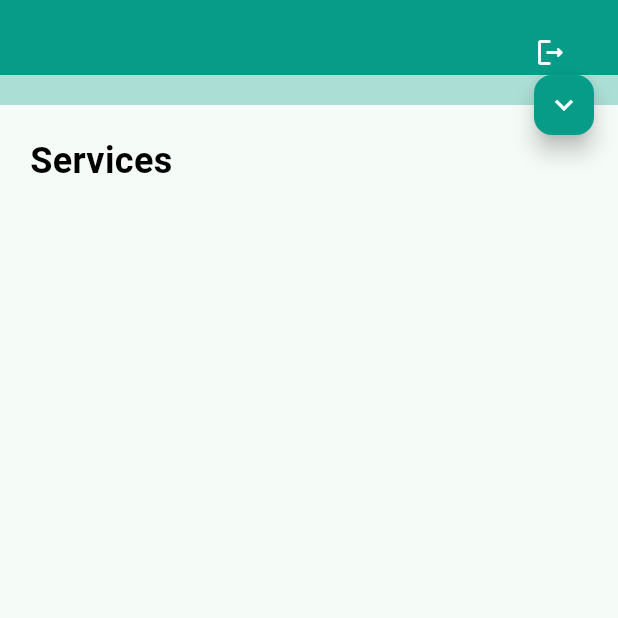
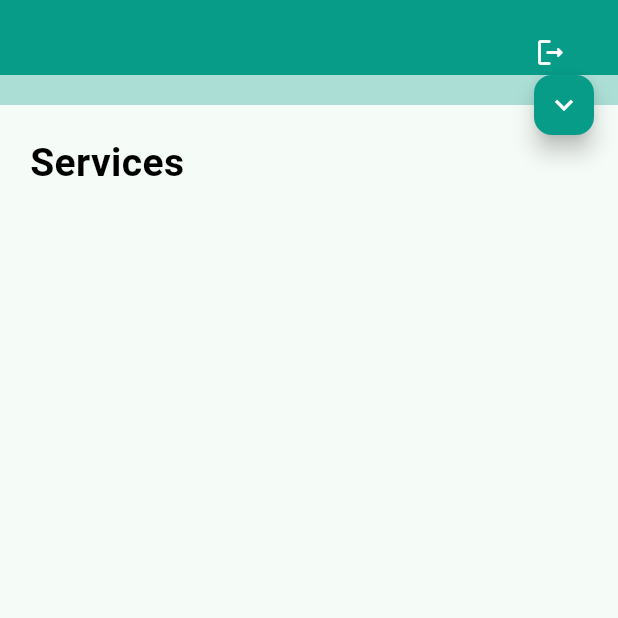
Before and after one commit to shanikaayasmanthi/av_solar_services_mobile, a Flutter app: the SupLayout screen opened by its route, after a tap on the "keyboard arrow up" icon, on a phone screen of 412 x 824 dp, the top half of it. Run offline on Flutter 3.47's test engine with Material 3 defaults, Android fonts, the phone set to English and light mode, and no system bars; our stand-ins replace get, get_storage; accounts and stored records are empty.

Commit message:
koltine version compatability correction,services fetch and show

```diff
--- a/lib/constants/colors.dart
+++ b/lib/constants/colors.dart
@@ -6,6 +6,7 @@ const Color bgGrey = Color(0xFFEFEFEF);
 const Color bgBlue = Color(0xFF3F68FF);
 const Color bgGreen = Color(0xFF069C88);
 const Color bgLightGreen = Color(0x4F069C88);
+const Color bgDarkGrey = Color(0xFFF5F5F5);
 
 //text colors
 const Color textGrey = Color(0xFF757575);
--- a/lib/views/layouts/sup_layout.dart
+++ b/lib/views/layouts/sup_layout.dart
@@ -38,7 +38,7 @@ class _SupLayoutState extends State<SupLayout> {
       final userMap = box.read('user');//user details
       if (userMap != null) {
         user = User.fromJson(userMap);
-        debugPrint(user.name);
+        // debugPrint(user.name);
       }
       // Map<String,String>user = box.read('user');
       // debugPrint(user as String);
@@ -66,12 +66,25 @@ class _SupLayoutState extends State<SupLayout> {
                       ),),
                     //logout button
                     IconButton(
+                      onPressed: () {
+                        Get.snackbar(
+                          "Confirmation",
+                          "Are you sure you want to logout?",
+                          snackPosition: SnackPosition.TOP,
+                          mainButton: TextButton(
                             onPressed: () async{
                               final result = await _authenticationController.logout(
                                   token: token.toString());
                               if(result){
                                 Get.offAllNamed('/');
                               }
+                            },
+                            child: const Text("Yes", style: TextStyle(color: textBlack)),
+                          ),
+                          backgroundColor: bgLightGreen,
+                          colorText: textBlack,
+                          // duration: Duration(seconds: 5),
+                        );
                       },
                       icon: const Icon(Icons.logout_rounded,
                         color: textWhite,
@@ -99,8 +112,8 @@ class _SupLayoutState extends State<SupLayout> {
                                   fontSize: 20),
                             ),
                             //phone number
-                            const Text("0712567856",
-                              style: TextStyle(
+                            Text(user.email,
+                              style: const TextStyle(
                                   color: textBlack,
                                   fontWeight: FontWeight.bold,
                                   fontSize: 15),),
--- a/lib/views/screens/home.dart
+++ b/lib/views/screens/home.dart
@@ -1,5 +1,10 @@
 import 'package:av_solar_services/constants/colors.dart';
+import 'package:av_solar_services/controllers/services.dart';
+import 'package:av_solar_services/views/widgets/service_widget.dart';
 import 'package:flutter/material.dart';
+import 'package:get/get.dart';
+import 'package:get_storage/get_storage.dart';
+import 'package:av_solar_services/models/Service.dart';
 
 class Home extends StatefulWidget {
   const Home({super.key});
@@ -9,21 +14,57 @@ class Home extends StatefulWidget {
 }
 
 class _HomeState extends State<Home> {
+  final ServicesController _servicesController = Get.put(ServicesController());
+  List<Service> services = [];
+  final box = GetStorage();
+
   @override
+  void initState() {
+    super.initState();
+    loadServices();
+  }
+
+  void loadServices() async {
+    final result =
+        await _servicesController.getServices(userId: box.read('user')['id']);
+    setState(() {
+      services = result.cast<Service>();
+    });
+    // debugPrint(services.toString());
+  }
+
   Widget build(BuildContext context) {
-    return Align(
-      alignment: Alignment.topLeft,
-      child:  Column(
-        children: [
-          SafeArea(child: SizedBox(),),
-           Text("Services",
-            style: TextStyle(
-              color: textBlack,
-              fontSize: 24,
-              fontWeight: FontWeight.bold,
+    return Scaffold(
+      body: SafeArea(
+        child: Padding(
+          padding: const EdgeInsets.symmetric(horizontal: 0, vertical: 0),
+          child: SingleChildScrollView(
+            child: Column(
+              crossAxisAlignment: CrossAxisAlignment.start,
+              children: [
+                const Text(
+                  "Services",
+                  style: TextStyle(
+                    color: textBlack,
+                    fontSize: 26,
+                    fontWeight: FontWeight.bold,
+                  ),
+                ),
+                const SizedBox(height: 10),
+                _servicesController.isLoading.value
+                    ? const Center(child: CircularProgressIndicator())
+                    : ListView.builder(
+                        shrinkWrap: true,
+                        physics: const NeverScrollableScrollPhysics(),
+                        itemCount: services.length,
+                        itemBuilder: (context, index) => ServiceWidget(
+                            service: services[index],
+                            ),
+                      ),
+              ],
             ),
           ),
-        ],
+        ),
       ),
     );
   }
--- a/lib/views/screens/login.dart
+++ b/lib/views/screens/login.dart
@@ -151,7 +151,11 @@ class _LoginState extends State<Login>{
                                   "Access denied",
                                   "Try Again",
                                   snackPosition: SnackPosition.TOP,
+                                  backgroundColor: bgLightGreen,
+                                  colorText: textBlack,
                                 );
+                                final token = _authenticationController.token.value.toString();
+                                _authenticationController.logout(token: token);
                               }
                             }
 
```
Also changed, not shown: lib/controllers/authentication.dart (+4 -3 lines), lib/controllers/services.dart (added, +56 -0 lines), lib/models/Service.dart (added, +40 -0 lines), lib/views/widgets/service_widget.dart (added, +122 -0 lines), pubspec.yaml (+9 -71 lines), pubspec.lock, 3 other files. Lines whose indentation alone changed are shown as unchanged.
